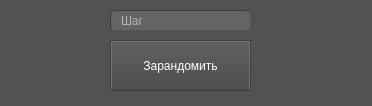
Old version of the form ui/dialog.ui in the repository MichelleWhitee/cardRandomizer_TableTopCreator.
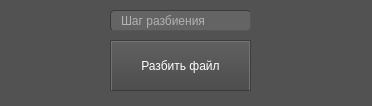
New version of the form.

Patch:
```diff
--- a/ui/dialog.ui
+++ b/ui/dialog.ui
@@ -221,7 +221,7 @@
     </rect>
    </property>
    <property name="text">
-    <string>Зарандомить</string>
+    <string>Разбить файл</string>
    </property>
   </widget>
   <widget class="QLineEdit" name="cutValue">
@@ -234,7 +234,7 @@
     </rect>
    </property>
    <property name="placeholderText">
-    <string>Шаг</string>
+    <string>Шаг разбиения</string>
    </property>
   </widget>
  </widget>
```
